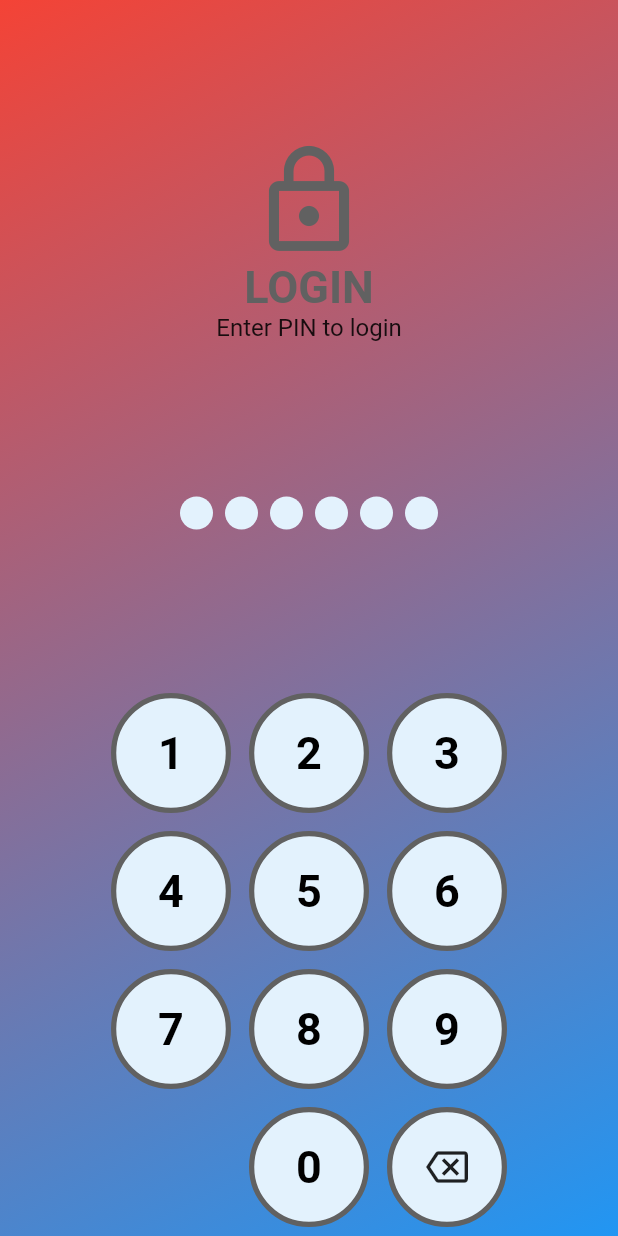
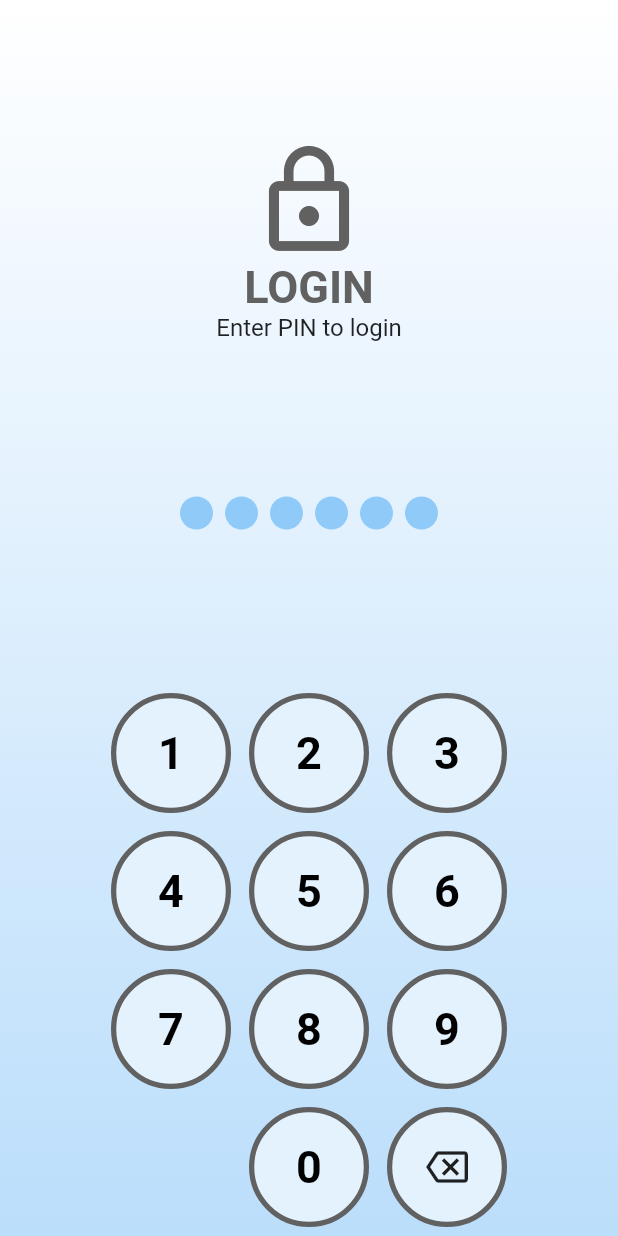
Before and after one commit to somchx/flutter_food, a Flutter app: the screen it shows after launch, on a phone screen of 412 x 824 dp. Run offline on Flutter 3.47's test engine with Material 2 defaults, Android fonts, the phone set to English and light mode, and no system bars.

Commit message:
Update login_page.dart

```diff
--- a/lib/pages/login/login_page.dart
+++ b/lib/pages/login/login_page.dart
@@ -42,12 +42,12 @@ class _LoginPageState extends State<LoginPage> {
         decoration: BoxDecoration(
           gradient: LinearGradient(
             // ไล่เฉดจากมุมบนซ้ายไปมุมล่างขวาของ Container
-            begin: Alignment.topLeft,
-            end: Alignment.bottomRight,
+            begin: Alignment.topCenter,
+            end: Alignment.bottomCenter,
             // ไล่เฉดจากสีแดงไปสีน้ำเงิน
             colors: [
-              Colors.red,
-              Colors.blue,
+              Colors.white,
+              Colors.blue.shade100,
             ],
           ),
         ),
@@ -103,7 +103,7 @@ class _LoginPageState extends State<LoginPage> {
                           height: 22.0,
                           decoration: BoxDecoration(
                             shape: BoxShape.circle,
-                            color: Colors.blue.shade50,
+                            color: Colors.blue.shade200,
                           ),
                         ),
                       ),
@@ -154,11 +154,11 @@ class _LoginPageState extends State<LoginPage> {
       if(input.length ==6){
         if(input == '123456'){
           Navigator.of(context).push(MaterialPageRoute(builder: (context) => SecondRoute()));
-          input='';
         }
         else{
           _showMaterialDialog('ERROR', 'Invalid PIN. Please try again.');
         }
+        input='';
       }
     });
   }
```
